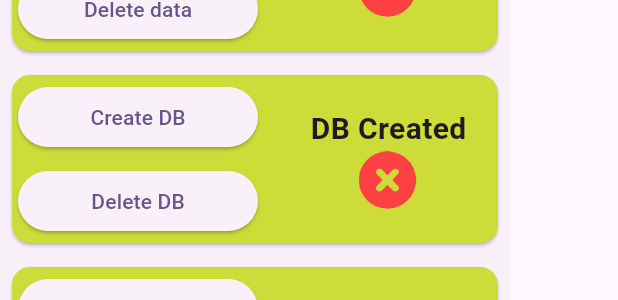
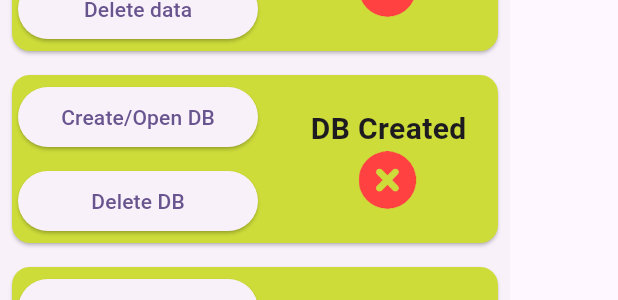
Before and after one commit to mhussin2008/generalSQFLite_Ver2, a Flutter app: the DrawerWidget widget shown alone on an empty page, opened directly, on a phone screen of 412 x 824 dp. Shown: the part 129-429 px from the top of the screen. Run offline on Flutter 3.47's test engine with Material 3 defaults, Android fonts, the phone set to English and light mode, and no system bars; our stand-ins replace fluttertoast, sqflite; missing offline and left inert: animated_icon, horizontal_data_table; accounts and stored records are empty.

Commit message:
Working now almost all functions edit 2

```diff
--- a/lib/sideDrawer.dart
+++ b/lib/sideDrawer.dart
@@ -22,7 +22,7 @@ class DrawerWidget extends StatelessWidget {
     ];
     List<String> commandsUpper = [
       'Generate data',
-      'Create DB',
+      'Create/Open DB',
       'Create Table',
       'Save data to DB'
     ];
```
